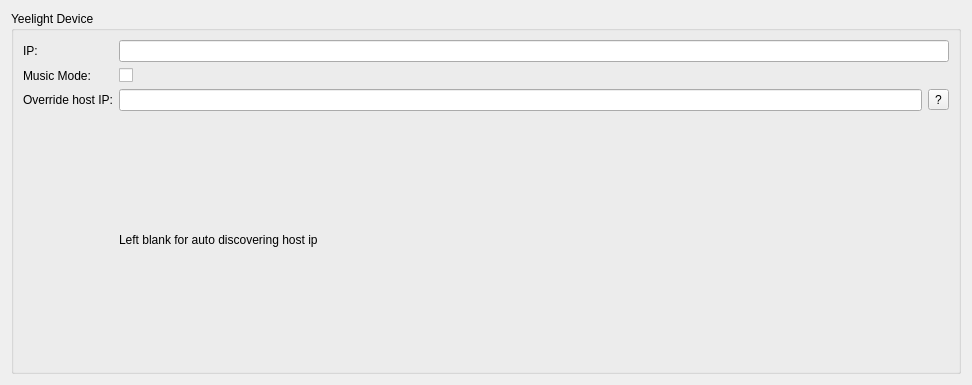
Before: the Qt Designer form qt/ManualDevicesSettingsPage/YeelightSettingsEntry/YeelightSettingsEntry.ui in homelab-black/OpenRGB, drawn with Qt 5.
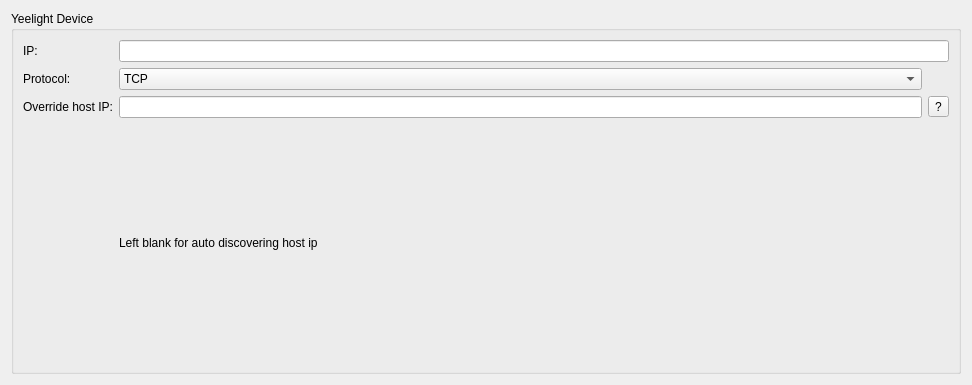
After: the same form once the commit is applied.

Commit message:
Add selectable Yeelight TCP, Music and UDP protocols
Preserve legacy TCP color-flow commands and Music callback connections. Add a protocol dropdown with backwards-compatible music_mode settings and retain the host IP override. Keep UDP session renewal, keepalives and white temperature modes isolated to UDP devices.

Validate UDP session replies and recover after five missed keepalive responses while retaining idle-only keepalives. Send integer brightness values within the supported range.

What changed in the file:
```diff
--- a/qt/ManualDevicesSettingsPage/YeelightSettingsEntry/YeelightSettingsEntry.ui
+++ b/qt/ManualDevicesSettingsPage/YeelightSettingsEntry/YeelightSettingsEntry.ui
@@ -27,10 +27,22 @@
      </property>
      <layout class="QGridLayout" name="gridLayout_2">
       <item row="2" column="1">
-       <widget class="QCheckBox" name="MusicModeCheckBox">
-        <property name="text">
-         <string/>
-        </property>
+       <widget class="QComboBox" name="ProtocolComboBox">
+        <item>
+         <property name="text">
+          <string notr="true">TCP</string>
+         </property>
+        </item>
+        <item>
+         <property name="text">
+          <string notr="true">Music</string>
+         </property>
+        </item>
+        <item>
+         <property name="text">
+          <string notr="true">UDP</string>
+         </property>
+        </item>
        </widget>
       </item>
       <item row="1" column="0">
@@ -53,7 +65,7 @@
       <item row="2" column="0">
        <widget class="QLabel" name="MusicModeLabel">
         <property name="text">
-         <string>Music Mode:</string>
+         <string>Protocol:</string>
         </property>
        </widget>
       </item>
```
Left out of the diff: 2 changed lines with no effect on the pictures. The commit also changes 6 other files.
